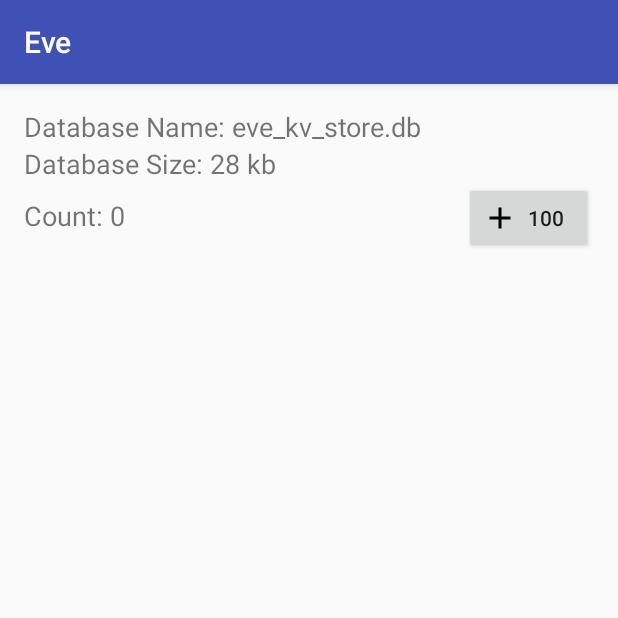
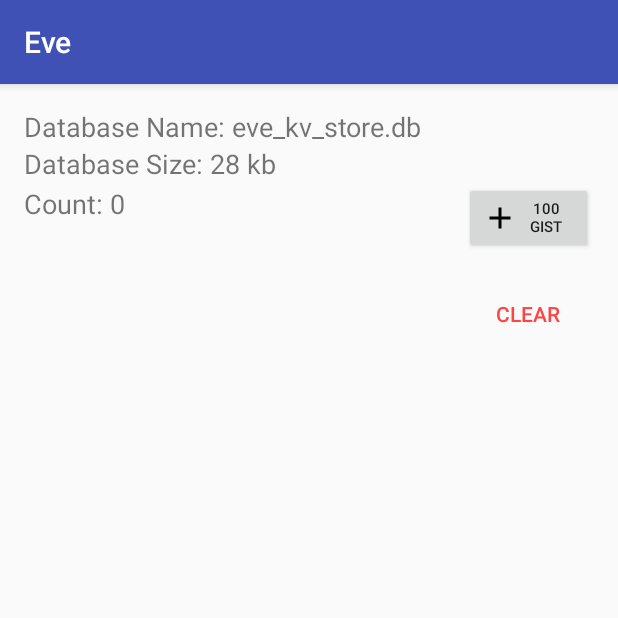
Before and after one commit to IsUncommon/eve, an Android app: the screen it shows after launch (MainActivity), on a phone screen of 412 x 824 dp, the top half of it. Run offline under Robolectric (Android 15) with nearby library versions, the phone set to English and light mode, and no system bars; libraries missing offline, so code that uses them is left out: com.google.auto.value, com.ryanharter.auto, rx.schedulers; 31 statements that could not run were skipped.

Commit message:
update ui to enable adding dyanamic key values.
- add 100 gists at once to check the size

```diff
--- a/sample/src/main/java/uncmn/eve/sample/MainActivity.java
+++ b/sample/src/main/java/uncmn/eve/sample/MainActivity.java
@@ -1,9 +1,11 @@
 package uncmn.eve.sample;
 
 import android.os.Bundle;
+import android.os.SystemClock;
 import android.support.annotation.StringRes;
 import android.support.v7.app.AppCompatActivity;
 import android.util.Log;
+import android.view.View;
 import android.widget.TextView;
 import com.ryanharter.auto.value.moshi.AutoValueMoshiAdapterFactory;
 import com.squareup.moshi.JsonReader;
@@ -41,10 +43,13 @@ public class MainActivity extends AppCompatActivity {
 
     //set variables
     setDbName(R.string.db_name, sqlStore.dbName());
-    setDbSize(R.string.db_size, new File(sqlStore.dbPath()).length() / 1000 + " kb");
-    setCount(R.string.db_count, sqlStore.count() + "");
+    showStoreDetails(sqlStore);
 
     eve = Eve.builder().store(sqlStore).build();
+
+    //set click listeners
+    setClickListeners();
+
     Store store = eve.store();
 
     ////Add Primitives
@@ -218,26 +223,6 @@ public class MainActivity extends AppCompatActivity {
 
     Log.w(TAG, "Retrieved values -- " + values);
 
-    //add gists
-    try {
-      InputStream stream = getAssets().open("gists.json");
-      BufferedSource source = Okio.buffer(Okio.source(stream));
-
-      List<Gist> gists = new ArrayList<>();
-      processGists(JsonReader.of(source), gists);
-      for (Gist gist : gists) {
-        eve.store().set(Gist.KEY_PREFIX + gist.id(), gist);
-      }
-      List<Gist> gistValues = store.query().keyPrefix(Gist.KEY_PREFIX).ofType(Gist.class).values();
-
-      Log.w(TAG, "Retrieved gist values -- size: " + gistValues.size() + " " + gistValues);
-
-      List<String> gistKeys = store.query().keyPrefix(Gist.KEY_PREFIX).ofType(Gist.class).keys();
-      Log.w(TAG, "Retrieved gist keys -- size: " + gistKeys.size() + " " + gistKeys);
-    } catch (IOException e) {
-      e.printStackTrace();
-    }
-
     //add minecraft error - huge text file - experimental
     /*try {
       InputStream crashStream = getAssets().open("minecraft_crash.txt");
@@ -252,7 +237,32 @@ public class MainActivity extends AppCompatActivity {
       e.printStackTrace();
     }*/
 
-    setCount(R.string.db_count, sqlStore.count() + "");
+    showStoreDetails(sqlStore);
+  }
+
+  private void add100Gists() {
+
+    try {
+      InputStream stream = getAssets().open("gists.json");
+      BufferedSource source = Okio.buffer(Okio.source(stream));
+
+      List<Gist> gists = new ArrayList<>();
+      processGists(JsonReader.of(source), gists);
+      for (Gist gist : gists) {
+        long suffix = SystemClock.currentThreadTimeMillis();
+        eve.store().set(Gist.KEY_PREFIX + gist.id() + suffix, gist);
+      }
+      List<Gist> gistValues =
+          eve.store().query().keyPrefix(Gist.KEY_PREFIX).ofType(Gist.class).values();
+
+      Log.w(TAG, "Retrieved gist values -- size: " + gistValues.size() + " " + gistValues);
+
+      List<String> gistKeys =
+          eve.store().query().keyPrefix(Gist.KEY_PREFIX).ofType(Gist.class).keys();
+      Log.w(TAG, "Retrieved gist keys -- size: " + gistKeys.size() + " " + gistKeys);
+    } catch (IOException e) {
+      e.printStackTrace();
+    }
   }
 
   /**
@@ -289,6 +299,27 @@ public class MainActivity extends AppCompatActivity {
     processGists(reader, gists);
   }
 
+  private void showStoreDetails(SqlStore store) {
+    setDbSize(R.string.db_size, new File(store.dbPath()).length() / 1000 + " kb");
+    setCount(R.string.db_count, store.count() + "");
+  }
+
+  private void setClickListeners() {
+    findViewById(R.id.btn_add).setOnClickListener(new View.OnClickListener() {
+      @Override public void onClick(View v) {
+        add100Gists();
+        showStoreDetails((SqlStore) eve.store());
+      }
+    });
+
+    findViewById(R.id.btn_clear).setOnClickListener(new View.OnClickListener() {
+      @Override public void onClick(View v) {
+        Log.d(TAG, "onClick: Clear: " + eve.store().clear());
+        showStoreDetails((SqlStore) eve.store());
+      }
+    });
+  }
+
   private void setDbName(@StringRes int resId, String... args) {
     ((TextView) findViewById(R.id.txt_db_name)).setText(getString(resId, args));
   }
@@ -302,7 +333,6 @@ public class MainActivity extends AppCompatActivity {
   }
 
   @Override protected void onDestroy() {
-    Log.d(TAG, "onDestroy: " + eve.store().clear());
     super.onDestroy();
   }
 }
--- a/sample/src/main/res/layout/activity_main.xml
+++ b/sample/src/main/res/layout/activity_main.xml
@@ -56,11 +56,23 @@
           android:gravity="center"
           android:drawableLeft="@drawable/ic_add_black_24dp"
           android:drawableStart="@drawable/ic_add_black_24dp"
-          android:text="@string/_100"
+          android:textSize="10sp"
+          android:text="@string/_100_gists"
           />
 
     </LinearLayout>
 
+    <Button
+        android:id="@+id/btn_clear"
+        android:layout_width="wrap_content"
+        android:layout_height="48dp"
+        android:layout_marginTop="16dp"
+        android:background="?selectableItemBackgroundBorderless"
+        android:gravity="center"
+        android:layout_gravity="right|end"
+        android:textColor="@android:color/holo_red_light"
+        android:text="@string/clear"
+        />
 
   </LinearLayout>
 
--- a/sample/src/main/res/values/strings.xml
+++ b/sample/src/main/res/values/strings.xml
@@ -3,5 +3,6 @@
   <string name="db_name">Database Name: %s</string>
   <string name="db_size">Database Size: %s</string>
   <string name="db_count">Count: %s</string>
-  <string name="_100">100</string>
+  <string name="_100_gists">100 gist</string>
+  <string name="clear">clear</string>
 </resources>
```
